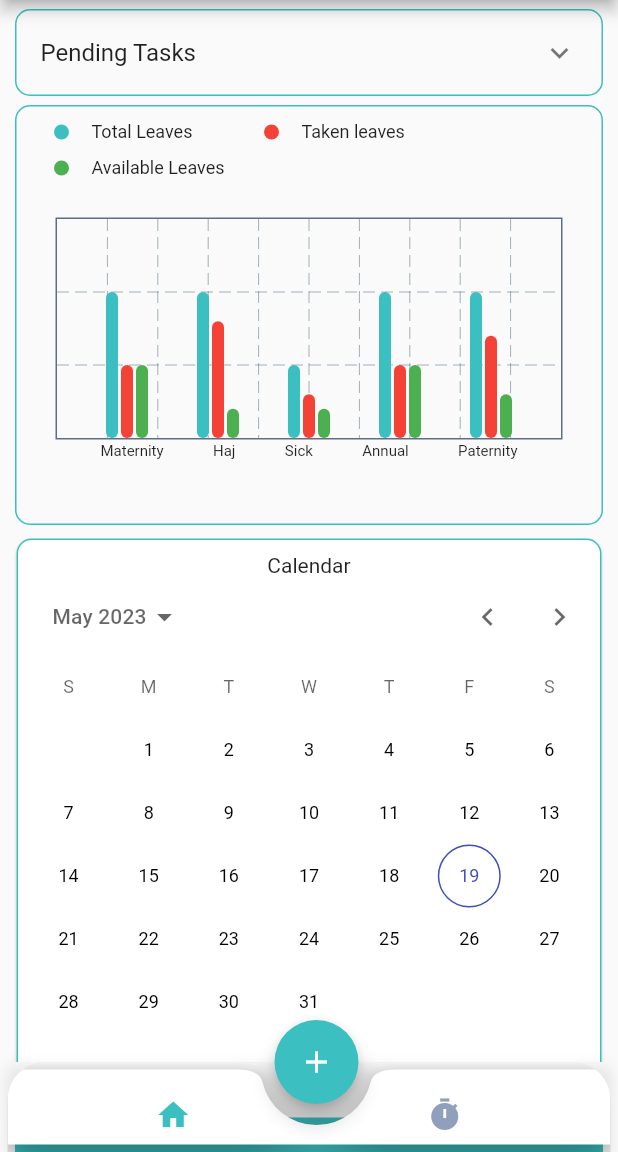
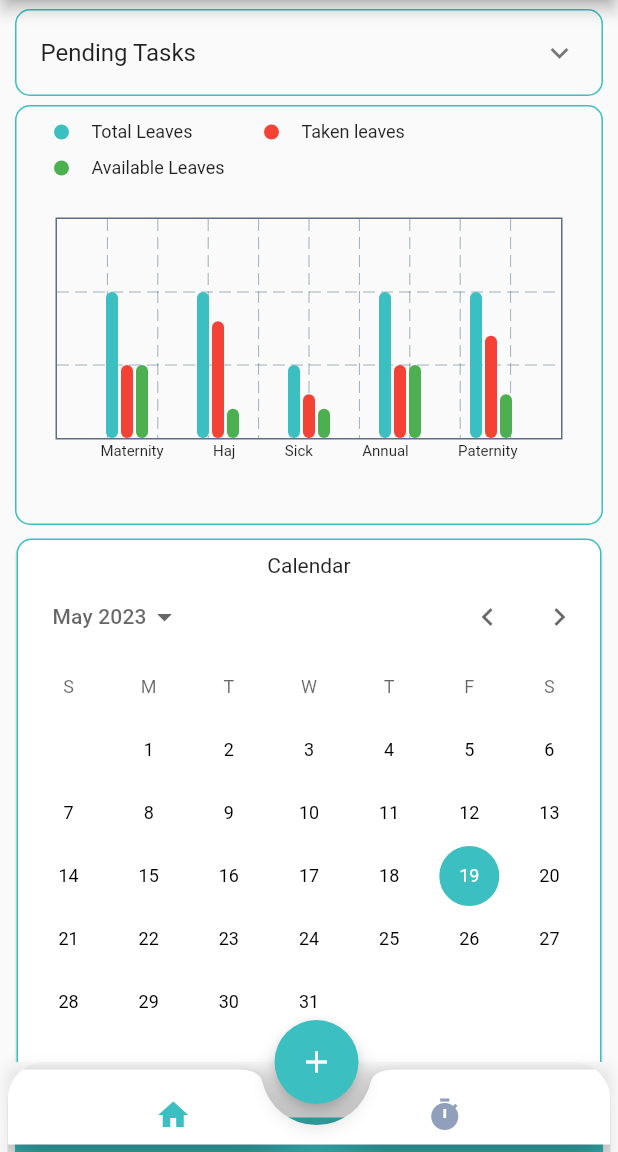
Before and after one commit to Nizam310/ess, a Flutter app: the DashBoard screen opened by its route, on a phone screen of 412 x 824 dp, the part 84-1236 px from its top. Run offline on Flutter 3.47's test engine with Material 2 defaults, Android fonts, the phone set to English and light mode, and no system bars; drawn by our look-alikes of calendar_date_picker2, fl_chart; our stand-ins replace file_picker, nb_utils.

Commit message:
calendar color change

```diff
--- a/lib/design/dash_board/widgets/calendar.dart
+++ b/lib/design/dash_board/widgets/calendar.dart
@@ -12,15 +12,11 @@ final today = DateUtils.dateOnly(DateTime.now());
 
 class _MultiCalendarState extends State<MultiCalendar> {
   List<DateTime?> _multiDatePickerValueWithDefaultValue = [
-    /*DateTime(today.year, today.month, 1),
-    DateTime(today.year, today.month, 5),
-    DateTime(today.year, today.month, 14),
-    DateTime(today.year, today.month, 17),
-    DateTime(today.year, today.month, 25),*/
+    DateTime.now(),
   ];
   final config = CalendarDatePicker2Config(
     calendarType: CalendarDatePicker2Type.multi,
-    selectedDayHighlightColor: Colors.indigo,
+    selectedDayHighlightColor: const Color(0xFF3BBFC0),
   );
 
   @override
@@ -32,7 +28,10 @@ class _MultiCalendarState extends State<MultiCalendar> {
           mainAxisSize: MainAxisSize.min,
           children: [
             const SizedBox(height: 10),
-            const Text('Calendar',textAlign: TextAlign.center,),
+            const Text(
+              'Calendar',
+              textAlign: TextAlign.center,
+            ),
             CalendarDatePicker2(
               config: config,
               value: _multiDatePickerValueWithDefaultValue,
```
